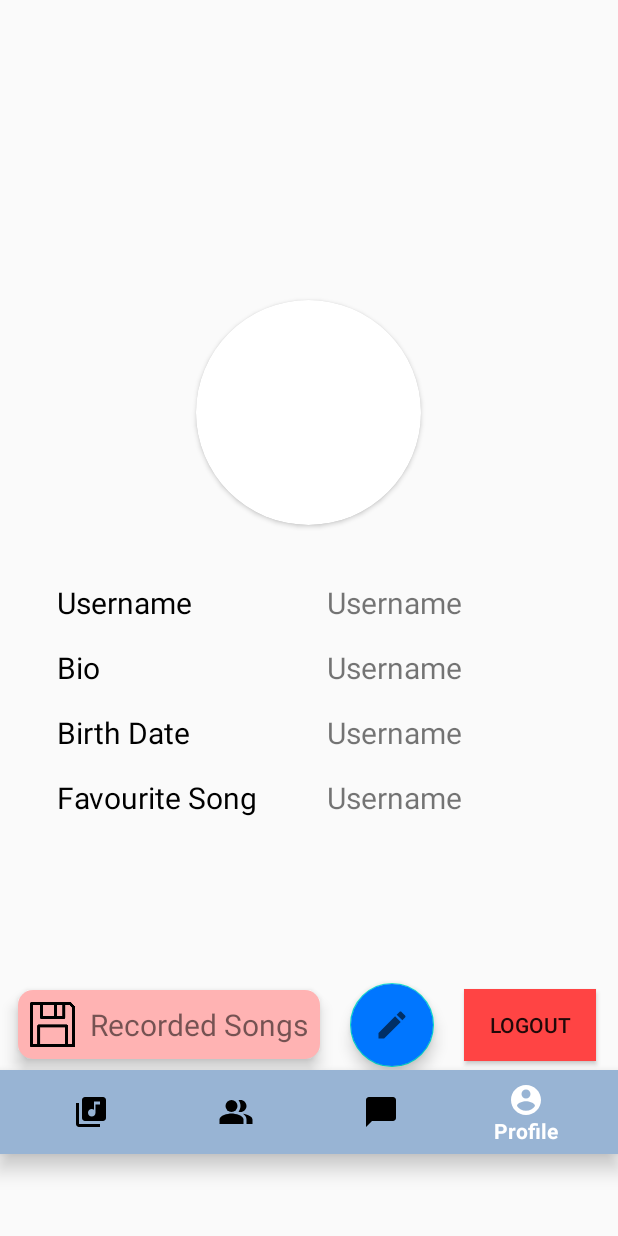
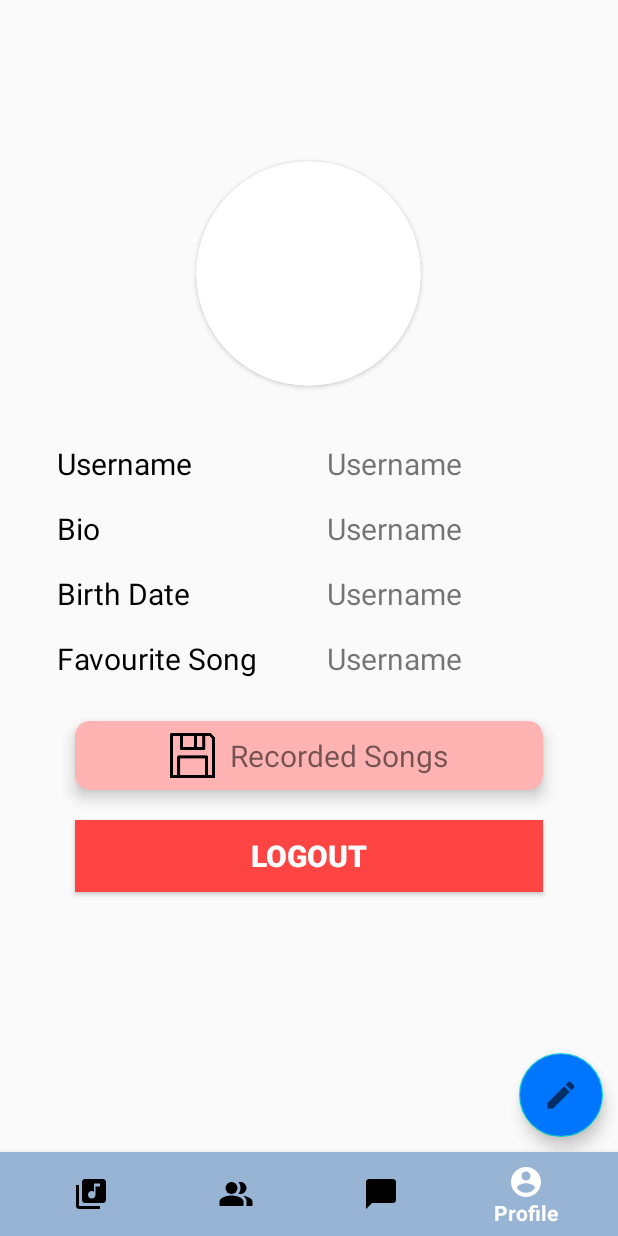
Before and after one commit to MADStudentUtar/MADAssignment, an Android app: the ShowProfile screen opened directly, with no data from a screen before it, on a phone screen of 412 x 824 dp. Run offline under Robolectric (Android 15) with nearby library versions, the phone set to English and light mode, and no system bars; our stand-ins replace Firebase (no records; nobody signed in at launch, a user with empty details on screens opened directly), Picasso; pictures from the network do not load.

Commit message:
combined yikhang's work

```diff
--- a/app/src/main/java/utar/edu/mad/ShowProfile.java
+++ b/app/src/main/java/utar/edu/mad/ShowProfile.java
@@ -39,9 +39,6 @@ public class ShowProfile extends AppCompatActivity {
 
     String currentUserID = FirebaseAuth.getInstance().getCurrentUser().getUid();
 
-
-
-
     @Override
     protected void onCreate(Bundle savedInstanceState) {
         super.onCreate(savedInstanceState);
@@ -62,7 +59,6 @@ public class ShowProfile extends AppCompatActivity {
             public void onClick(View view) {
                 Intent intent = new Intent(ShowProfile.this,UpdateUser.class);
                 startActivity(intent);
-
             }
         });
 
@@ -100,9 +96,10 @@ public class ShowProfile extends AppCompatActivity {
                         finish();
                         return true;
                     case R.id.chat:
-//                        startActivity(new Intent(getApplicationContext(), ));
-//                        overridePendingTransition(0,0);
-//                        return true;
+                        startActivity(new Intent(ShowProfile.this, Chat.class));
+                        overridePendingTransition(0,0);
+                        finish();
+                        return true;
                     case R.id.profile:
                         return true;
                 }
--- a/app/src/main/java/utar/edu/mad/UpdateUser.java
+++ b/app/src/main/java/utar/edu/mad/UpdateUser.java
@@ -146,9 +146,7 @@ public class UpdateUser extends AppCompatActivity {
                                     @Override
                                     public void onSuccess(Void aVoid) {
                                         Toast.makeText(UpdateUser.this, "Profile Updated", Toast.LENGTH_SHORT).show();
-                                        Intent intent = new Intent(UpdateUser.this,ShowProfile.class);
-                                        startActivity(intent);
-
+                                        finish();
                                     }
                                 })
                                         .addOnFailureListener(new OnFailureListener() {
@@ -175,7 +173,6 @@ public class UpdateUser extends AppCompatActivity {
                 public Void apply(Transaction transaction) throws FirebaseFirestoreException {
                     DocumentSnapshot snapshot = transaction.get(sfDocRef);
 
-
                     //transaction.update(sfDocRef, "population", newPopulation);
                     transaction.update(sfDocRef,"name",name);
                     transaction.update(sfDocRef,"bio",bio);
@@ -189,8 +186,7 @@ public class UpdateUser extends AppCompatActivity {
                 @Override
                 public void onSuccess(Void aVoid) {
                     Toast.makeText(UpdateUser.this, "Profile Updated", Toast.LENGTH_SHORT).show();
-                    Intent intent = new Intent(UpdateUser.this,ShowProfile.class);
-                    startActivity(intent);
+                    finish();
                 }
             })
                     .addOnFailureListener(new OnFailureListener() {
--- a/app/src/main/res/layout/activity_show_profile.xml
+++ b/app/src/main/res/layout/activity_show_profile.xml
@@ -5,16 +5,22 @@
     android:layout_width="match_parent"
     android:layout_height="match_parent"
     android:orientation="vertical"
-    android:gravity="center"
     tools:context=".ShowProfile">
+
+        <LinearLayout
+            android:layout_width="match_parent"
+            android:layout_height="fill_parent"
+            android:layout_weight="1"
+            android:orientation="vertical"
+            android:gravity="center">
 
             <androidx.cardview.widget.CardView
                 android:layout_width="150dp"
                 android:layout_height="150dp"
                 app:cardPreventCornerOverlap="false"
                 app:cardCornerRadius="75dp"
-        android:layout_marginBottom="30dp"
-        android:layout_marginTop="145dp">
+                android:layout_marginBottom="30dp">
+
                 <ImageView
                     android:layout_width="match_parent"
                     android:layout_height="match_parent"
@@ -138,27 +144,19 @@
                     android:id="@+id/favouritesong_tv_sp"/>
             </LinearLayout>
 
-
             <LinearLayout
+                android:id="@+id/recordedButton"
                 android:layout_width="match_parent"
                 android:layout_height="wrap_content"
-        android:layout_marginTop="100dp"
-        android:clipToPadding="false"
-        android:gravity="center_vertical"
-        android:padding="2sp">
-
-        <LinearLayout
-            android:id="@+id/recordedButton"
-            android:layout_width="wrap_content"
-            android:layout_height="wrap_content"
-            android:layout_marginLeft="10dp"
-            android:layout_marginRight="10dp"
-            android:layout_weight="0"
                 android:background="@drawable/button"
                 android:elevation="6sp"
                 android:gravity="center"
                 android:orientation="horizontal"
-            android:padding="8sp">
+                android:padding="8sp"
+                android:layout_marginTop="20sp"
+                android:layout_marginBottom="20sp"
+                android:layout_marginRight="50sp"
+                android:layout_marginLeft="50sp">
 
                 <ImageView
                     android:layout_width="30sp"
@@ -174,25 +172,31 @@
 
             </LinearLayout>
 
+            <Button
+                android:id="@+id/signoutbutton2"
+                android:layout_width="match_parent"
+                android:layout_height="wrap_content"
+                android:layout_marginLeft="50sp"
+                android:layout_marginRight="50sp"
+                android:background="@android:color/holo_red_light"
+                android:text="LogOut"
+                android:textSize="20sp"
+                android:textStyle="bold"
+                android:textColor="@color/white"/>
+
+        </LinearLayout>
+
+
+
     <com.google.android.material.floatingactionbutton.FloatingActionButton
         android:id="@+id/floatingbtn_sp"
         android:layout_width="wrap_content"
         android:layout_height="wrap_content"
         android:layout_gravity="end"
-            android:layout_marginLeft="10dp"
-            android:layout_marginRight="10dp"
+        android:layout_marginRight="10sp"
+        android:layout_marginBottom="10sp"
         android:backgroundTint="#0076FF"
         android:src="@drawable/ic_baseline_edit_24" />
-
-        <Button
-            android:id="@+id/signoutbutton2"
-            android:layout_width="wrap_content"
-            android:layout_height="wrap_content"
-            android:layout_marginLeft="10dp"
-            android:background="@android:color/holo_red_light"
-            android:text="LogOut" />
-
-    </LinearLayout>
 
     <com.google.android.material.bottomnavigation.BottomNavigationView
         android:id="@+id/bottom_nav"
@@ -205,8 +209,4 @@
         app:itemTextColor="@drawable/selector"
         app:menu="@menu/menu_navigation" />
 
-
-
-
-
 </LinearLayout>
```
Lines whose indentation alone changed are shown as unchanged.
